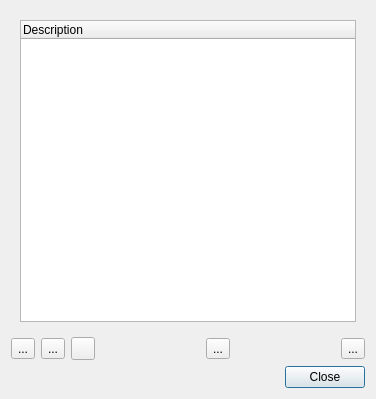
f4exb/sdrangel, file sdrgui/gui/featurepresetsdialog.ui: the form before one commit.
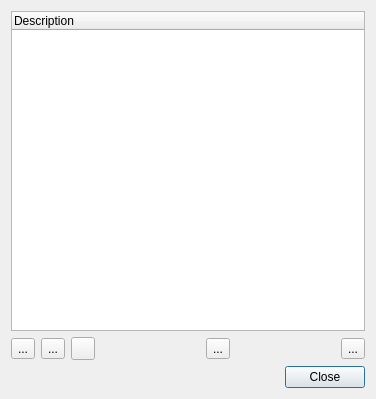
The form after the commit. Icons and pictures are not drawn.

Commit message:
Remove extra margins from some dialogs
Makes the margins of the Configurations dialog, the Feature Presets dialog
and the Plugin Presets dialog similar to the Device Set Presets dialog,

The edit to the form file:
```diff
--- a/sdrgui/gui/featurepresetsdialog.ui
+++ b/sdrgui/gui/featurepresetsdialog.ui
@@ -35,6 +35,18 @@
       </sizepolicy>
      </property>
      <layout class="QVBoxLayout" name="verticalLayout">
+      <property name="leftMargin">
+       <number>0</number>
+      </property>
+      <property name="topMargin">
+       <number>0</number>
+      </property>
+      <property name="rightMargin">
+       <number>0</number>
+      </property>
+      <property name="bottomMargin">
+       <number>0</number>
+      </property>
       <item>
        <widget class="QTreeWidget" name="presetsTree">
         <property name="indentation">
```
The commit also changes 2 other files.
